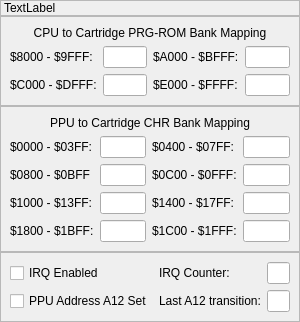
christopherpow/nesicide, file debugger/mapperinformationdialog.ui: the form before one commit.
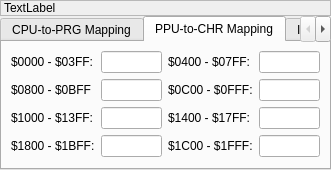
The form after the commit. The open tabs and pages were chosen to show the change.

The edit to the form file:
```diff
--- a/debugger/mapperinformationdialog.ui
+++ b/debugger/mapperinformationdialog.ui
@@ -6,8 +6,8 @@
    <rect>
     <x>0</x>
     <y>0</y>
-    <width>300</width>
-    <height>311</height>
+    <width>331</width>
+    <height>158</height>
    </rect>
   </property>
   <property name="sizePolicy">
@@ -18,7 +18,7 @@
   </property>
   <property name="minimumSize">
    <size>
-    <width>300</width>
+    <width>330</width>
     <height>0</height>
    </size>
   </property>
@@ -32,240 +32,215 @@
    <property name="spacing">
     <number>0</number>
    </property>
-   <item row="1" column="0">
-    <widget class="QStackedWidget" name="prgBanking">
+   <item row="0" column="0">
+    <widget class="QLabel" name="info">
      <property name="frameShape">
       <enum>QFrame::StyledPanel</enum>
      </property>
-     <property name="currentIndex">
+     <property name="frameShadow">
+      <enum>QFrame::Sunken</enum>
+     </property>
+     <property name="lineWidth">
       <number>1</number>
      </property>
-     <widget class="QWidget" name="noPrgBank"/>
-     <widget class="QWidget" name="prgBanked">
-      <layout class="QGridLayout" name="gridLayout_2">
-       <property name="bottomMargin">
-        <number>9</number>
-       </property>
+     <property name="text">
+      <string>TextLabel</string>
+     </property>
+    </widget>
+   </item>
        <item row="1" column="0">
+    <widget class="QTabWidget" name="tabWidget">
+     <property name="currentIndex">
+      <number>2</number>
+     </property>
+     <widget class="QWidget" name="prgBanking">
+      <attribute name="title">
+       <string>CPU-to-PRG Mapping</string>
+      </attribute>
+      <layout class="QGridLayout" name="gridLayout_6">
+       <item row="0" column="1">
+        <widget class="QLineEdit" name="prg0">
+         <property name="readOnly">
+          <bool>true</bool>
+         </property>
+        </widget>
+       </item>
+       <item row="0" column="0">
         <widget class="QLabel" name="label">
          <property name="text">
           <string>$8000 - $9FFF:</string>
          </property>
         </widget>
        </item>
-       <item row="1" column="1">
-        <widget class="QLineEdit" name="prg0">
-         <property name="readOnly">
-          <bool>true</bool>
-         </property>
-        </widget>
-       </item>
-       <item row="3" column="0">
-        <widget class="QLabel" name="label_3">
-         <property name="text">
-          <string>$C000 - $DFFF:</string>
-         </property>
-        </widget>
-       </item>
-       <item row="3" column="1">
-        <widget class="QLineEdit" name="prg2">
-         <property name="readOnly">
-          <bool>true</bool>
-         </property>
-        </widget>
-       </item>
-       <item row="1" column="2">
+       <item row="0" column="2">
         <widget class="QLabel" name="label_2">
          <property name="text">
           <string>$A000 - $BFFF:</string>
          </property>
         </widget>
        </item>
-       <item row="1" column="3">
+       <item row="0" column="3">
         <widget class="QLineEdit" name="prg1">
          <property name="readOnly">
           <bool>true</bool>
          </property>
         </widget>
        </item>
-       <item row="3" column="2">
+       <item row="1" column="0">
+        <widget class="QLabel" name="label_3">
+         <property name="text">
+          <string>$C000 - $DFFF:</string>
+         </property>
+        </widget>
+       </item>
+       <item row="1" column="1">
+        <widget class="QLineEdit" name="prg2">
+         <property name="readOnly">
+          <bool>true</bool>
+         </property>
+        </widget>
+       </item>
+       <item row="1" column="2">
         <widget class="QLabel" name="label_4">
          <property name="text">
           <string>$E000 - $FFFF:</string>
          </property>
         </widget>
        </item>
-       <item row="3" column="3">
+       <item row="1" column="3">
         <widget class="QLineEdit" name="prg3">
          <property name="readOnly">
           <bool>true</bool>
          </property>
         </widget>
        </item>
-       <item row="0" column="0" colspan="4">
-        <widget class="QLabel" name="label_13">
-         <property name="sizePolicy">
-          <sizepolicy hsizetype="Preferred" vsizetype="Preferred">
-           <horstretch>0</horstretch>
-           <verstretch>0</verstretch>
-          </sizepolicy>
-         </property>
-         <property name="text">
-          <string>CPU to Cartridge PRG-ROM Bank Mapping</string>
-         </property>
-         <property name="alignment">
-          <set>Qt::AlignCenter</set>
-         </property>
-        </widget>
-       </item>
       </layout>
      </widget>
-    </widget>
-   </item>
-   <item row="2" column="0">
-    <widget class="QStackedWidget" name="chrBanking">
-     <property name="frameShape">
-      <enum>QFrame::StyledPanel</enum>
-     </property>
-     <property name="currentIndex">
-      <number>1</number>
-     </property>
-     <widget class="QWidget" name="noChrBank"/>
-     <widget class="QWidget" name="chrBanked">
-      <layout class="QGridLayout" name="gridLayout_3">
-       <item row="1" column="0">
+     <widget class="QWidget" name="chrBanking">
+      <attribute name="title">
+       <string>PPU-to-CHR Mapping</string>
+      </attribute>
+      <layout class="QGridLayout" name="gridLayout_2">
+       <item row="0" column="0">
         <widget class="QLabel" name="label_8">
          <property name="text">
           <string>$0000 - $03FF:</string>
          </property>
         </widget>
        </item>
-       <item row="1" column="1">
+       <item row="0" column="1">
         <widget class="QLineEdit" name="chr0">
          <property name="readOnly">
           <bool>true</bool>
          </property>
         </widget>
        </item>
-       <item row="3" column="0">
-        <widget class="QLabel" name="label_5">
-         <property name="text">
-          <string>$0800 - $0BFF</string>
-         </property>
-        </widget>
-       </item>
-       <item row="3" column="1">
-        <widget class="QLineEdit" name="chr2">
-         <property name="readOnly">
-          <bool>true</bool>
-         </property>
-        </widget>
-       </item>
-       <item row="5" column="0">
-        <widget class="QLabel" name="label_9">
-         <property name="text">
-          <string>$1000 - $13FF:</string>
-         </property>
-        </widget>
-       </item>
-       <item row="5" column="1">
-        <widget class="QLineEdit" name="chr4">
-         <property name="readOnly">
-          <bool>true</bool>
-         </property>
-        </widget>
-       </item>
-       <item row="7" column="0">
-        <widget class="QLabel" name="label_11">
-         <property name="text">
-          <string>$1800 - $1BFF:</string>
-         </property>
-        </widget>
-       </item>
-       <item row="7" column="1">
-        <widget class="QLineEdit" name="chr6">
-         <property name="readOnly">
-          <bool>true</bool>
-         </property>
-        </widget>
-       </item>
-       <item row="1" column="2">
+       <item row="0" column="2">
         <widget class="QLabel" name="label_7">
          <property name="text">
           <string>$0400 - $07FF:</string>
          </property>
         </widget>
        </item>
-       <item row="1" column="3">
+       <item row="0" column="3">
         <widget class="QLineEdit" name="chr1">
          <property name="readOnly">
           <bool>true</bool>
          </property>
         </widget>
        </item>
-       <item row="3" column="2">
+       <item row="1" column="0">
+        <widget class="QLabel" name="label_5">
+         <property name="text">
+          <string>$0800 - $0BFF</string>
+         </property>
+        </widget>
+       </item>
+       <item row="1" column="1">
+        <widget class="QLineEdit" name="chr2">
+         <property name="readOnly">
+          <bool>true</bool>
+         </property>
+        </widget>
+       </item>
+       <item row="1" column="2">
         <widget class="QLabel" name="label_6">
          <property name="text">
           <string>$0C00 - $0FFF:</string>
          </property>
         </widget>
        </item>
-       <item row="3" column="3">
+       <item row="1" column="3">
         <widget class="QLineEdit" name="chr3">
          <property name="readOnly">
           <bool>true</bool>
          </property>
         </widget>
        </item>
-       <item row="5" column="2">
+       <item row="2" column="0">
+        <widget class="QLabel" name="label_9">
+         <property name="text">
+          <string>$1000 - $13FF:</string>
+         </property>
+        </widget>
+       </item>
+       <item row="2" column="1">
+        <widget class="QLineEdit" name="chr4">
+         <property name="readOnly">
+          <bool>true</bool>
+         </property>
+        </widget>
+       </item>
+       <item row="2" column="2">
         <widget class="QLabel" name="label_10">
          <property name="text">
           <string>$1400 - $17FF:</string>
          </property>
         </widget>
        </item>
-       <item row="5" column="3">
+       <item row="2" column="3">
         <widget class="QLineEdit" name="chr5">
          <property name="readOnly">
           <bool>true</bool>
          </property>
         </widget>
        </item>
-       <item row="7" column="2">
+       <item row="3" column="0">
+        <widget class="QLabel" name="label_11">
+         <property name="text">
+          <string>$1800 - $1BFF:</string>
+         </property>
+        </widget>
+       </item>
+       <item row="3" column="1">
+        <widget class="QLineEdit" name="chr6">
+         <property name="readOnly">
+          <bool>true</bool>
+         </property>
+        </widget>
+       </item>
+       <item row="3" column="2">
         <widget class="QLabel" name="label_12">
          <property name="text">
           <string>$1C00 - $1FFF:</string>
          </property>
         </widget>
        </item>
-       <item row="7" column="3">
+       <item row="3" column="3">
         <widget class="QLineEdit" name="chr7">
          <property name="readOnly">
           <bool>true</bool>
          </property>
         </widget>
        </item>
-       <item row="0" column="0" colspan="4">
-        <widget class="QLabel" name="label_14">
-         <property name="sizePolicy">
-          <sizepolicy hsizetype="Preferred" vsizetype="Preferred">
-           <horstretch>0</horstretch>
-           <verstretch>0</verstretch>
-          </sizepolicy>
-         </property>
-         <property name="text">
-          <string>PPU to Cartridge CHR Bank Mapping</string>
-         </property>
-         <property name="alignment">
-          <set>Qt::AlignCenter</set>
-         </property>
-        </widget>
-       </item>
       </layout>
      </widget>
-    </widget>
-   </item>
-   <item row="3" column="0">
+     <widget class="QWidget" name="internalInfo_2">
+      <attribute name="title">
+       <string>Internals</string>
+      </attribute>
+      <layout class="QGridLayout" name="gridLayout_8">
+       <item row="0" column="0">
     <widget class="QStackedWidget" name="internalInfo">
      <property name="frameShape">
       <enum>QFrame::StyledPanel</enum>
@@ -320,10 +295,10 @@
      <widget class="QWidget" name="mapper3"/>
      <widget class="QWidget" name="mapper4">
       <layout class="QGridLayout" name="gridLayout_5">
-       <item row="0" column="4" colspan="2">
+           <item row="1" column="3" colspan="3">
         <widget class="QLineEdit" name="irqCounter"/>
        </item>
-       <item row="1" column="0">
+           <item row="2" column="0">
         <widget class="QCheckBox" name="ppuAddrA12">
          <property name="text">
           <string>PPU Address A12 Set</string>
@@ -333,7 +308,7 @@
          </property>
         </widget>
        </item>
-       <item row="0" column="0">
+           <item row="1" column="0">
         <widget class="QCheckBox" name="irqEnabled">
          <property name="text">
           <string>IRQ Enabled</string>
@@ -343,23 +318,40 @@
          </property>
         </widget>
        </item>
-       <item row="0" column="1">
+           <item row="1" column="1">
         <widget class="QLabel" name="label_18">
          <property name="text">
           <string>IRQ Counter:</string>
          </property>
         </widget>
        </item>
-       <item row="1" column="1">
+           <item row="2" column="1">
         <widget class="QLabel" name="label_20">
          <property name="text">
           <string>Last A12 transition:</string>
          </property>
         </widget>
        </item>
-       <item row="1" column="4" colspan="2">
+           <item row="2" column="3" colspan="3">
         <widget class="QLineEdit" name="lastA12Cycle"/>
        </item>
+           <item row="0" column="0">
+            <widget class="QCheckBox" name="irqAsserted">
+             <property name="text">
+              <string>IRQ Asserted</string>
+             </property>
+            </widget>
+           </item>
+           <item row="0" column="1">
+            <widget class="QLabel" name="label_19">
+             <property name="text">
+              <string>IRQ Reload Value:</string>
+             </property>
+            </widget>
+           </item>
+           <item row="0" column="3" colspan="3">
+            <widget class="QLineEdit" name="irqReload"/>
+           </item>
       </layout>
      </widget>
      <widget class="QWidget" name="mapper5"/>
@@ -371,20 +363,8 @@
      <widget class="QWidget" name="mapper11"/>
     </widget>
    </item>
-   <item row="0" column="0">
-    <widget class="QLabel" name="info">
-     <property name="frameShape">
-      <enum>QFrame::StyledPanel</enum>
-     </property>
-     <property name="frameShadow">
-      <enum>QFrame::Sunken</enum>
-     </property>
-     <property name="lineWidth">
-      <number>1</number>
-     </property>
-     <property name="text">
-      <string>TextLabel</string>
-     </property>
+      </layout>
+     </widget>
     </widget>
    </item>
   </layout>
```
Lines whose indentation alone changed are shown as unchanged.
